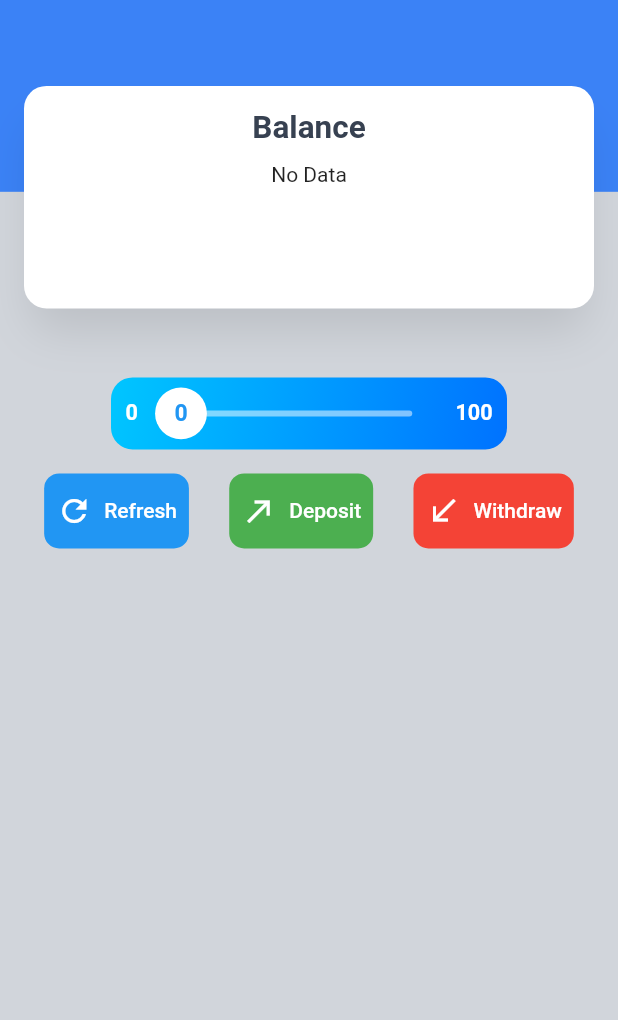
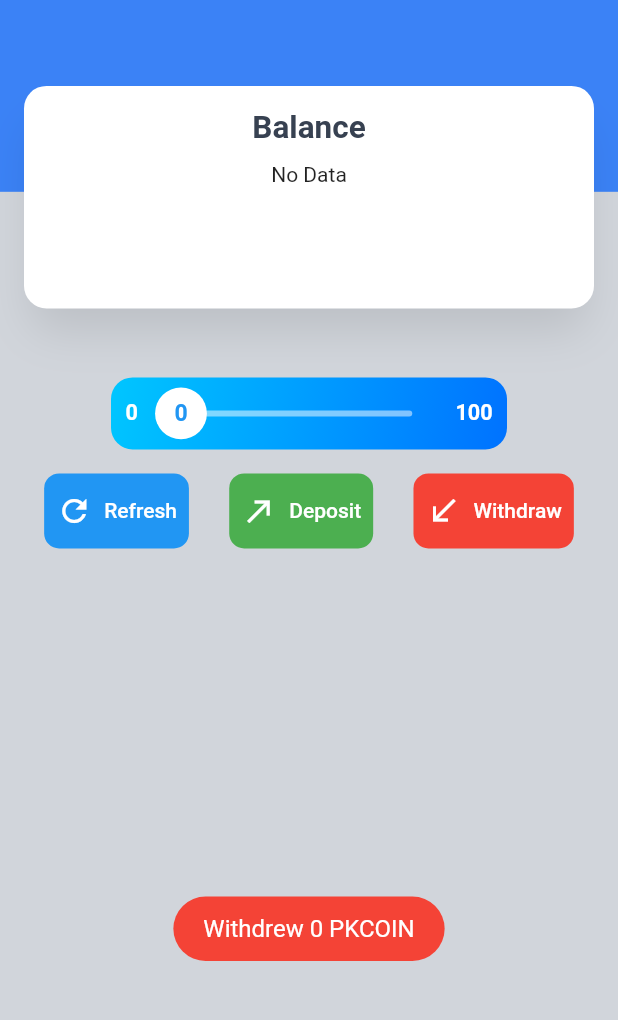
Before and after one commit to alif338/dapps-flutter, a Flutter app: the screen it shows after launch, after a tap on "Withdraw", on a phone screen of 412 x 824 dp, the part 179-1199 px from its top. Run offline on Flutter 3.47's test engine with Material 2 defaults, Android fonts, the phone set to English and light mode, and no system bars; drawn by our look-alikes of velocity_x; our stand-ins replace flutter_dotenv, fluttertoast; missing offline and left inert: web3dart.

```diff
--- a/lib/main.dart
+++ b/lib/main.dart
@@ -1,9 +1,9 @@
-// import 'package:eth_pk_coin/fluttertoast.dart';
 import 'package:eth_pk_coin/logging_client.dart';
 import 'package:eth_pk_coin/slider.dart';
 import 'package:flutter/material.dart';
 import 'package:flutter/services.dart';
 import 'package:flutter_dotenv/flutter_dotenv.dart';
+import 'package:fluttertoast/fluttertoast.dart';
 import 'package:http/http.dart';
 import 'package:velocity_x/velocity_x.dart';
 import 'package:web3dart/web3dart.dart';
@@ -42,10 +42,12 @@ class _MyHomePageState extends State<MyHomePage> {
   late LoggingClient client;
   late Web3Client ethClient;
   String myData = "";
+  FToast fToast = FToast();
 
   @override
   void initState() {
     super.initState();
+    fToast.init(context);
     client = LoggingClient(Client());
     ethClient = Web3Client(dotenv.env['RPC_URL']!, client);
     getBalance(walletAddress);
@@ -87,7 +89,13 @@ class _MyHomePageState extends State<MyHomePage> {
     var response = await submit("depositBalance", [bigAmount]);
 
     print("Deposited");
-    // showToast(msg: 'Deposited $myAmount PKCOIN');
+    Fluttertoast.showToast(
+        msg: "Deposited $myAmount PKCoin",
+        toastLength: Toast.LENGTH_SHORT,
+        gravity: ToastGravity.BOTTOM,
+        backgroundColor: Colors.black,
+        textColor: Colors.white,
+        fontSize: 16.0);
     return response;
   }
 
@@ -96,7 +104,13 @@ class _MyHomePageState extends State<MyHomePage> {
     var response = await submit("withdrawlBalance", [bigAmount]);
 
     print("Withdrawed");
-    // showToast(msg: 'Withdrawed $myAmount PKCOIN');
+    Fluttertoast.showToast(
+        msg: "Withdrew $myAmount PKCOIN",
+        toastLength: Toast.LENGTH_SHORT,
+        gravity: ToastGravity.BOTTOM,
+        backgroundColor: Colors.red,
+        textColor: Colors.white,
+        fontSize: 16.0);
     return response;
   }
 
@@ -113,7 +127,6 @@ class _MyHomePageState extends State<MyHomePage> {
         function: ethFunction,
         parameters: args,
       ),
-      fetchChainIdFromNetworkId: true,
       chainId: 4
     );
     return result;
--- a/pubspec.yaml
+++ b/pubspec.yaml
@@ -32,7 +32,7 @@ dependencies:
   fluttertoast: ^8.0.9
   http: ^0.13.3
   velocity_x: ^3.4.0
-  web3dart: ^2.3.5
+  web3dart: ^2.3.2
 dev_dependencies:
   flutter_test:
     sdk: flutter
```
Also changed, not shown: lib/show_toast.dart (deleted, +0 -13 lines), 1 other file.
